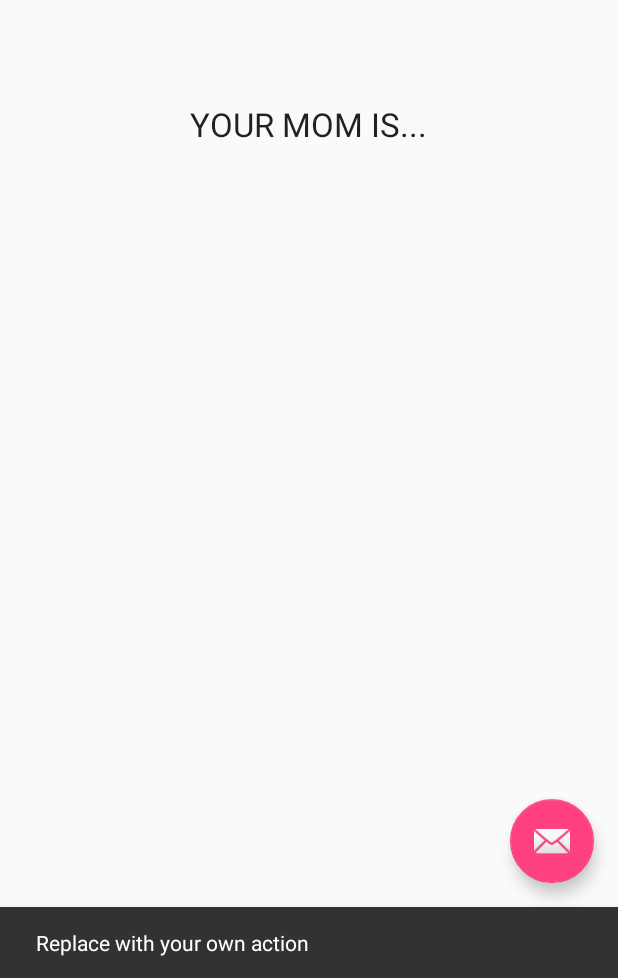
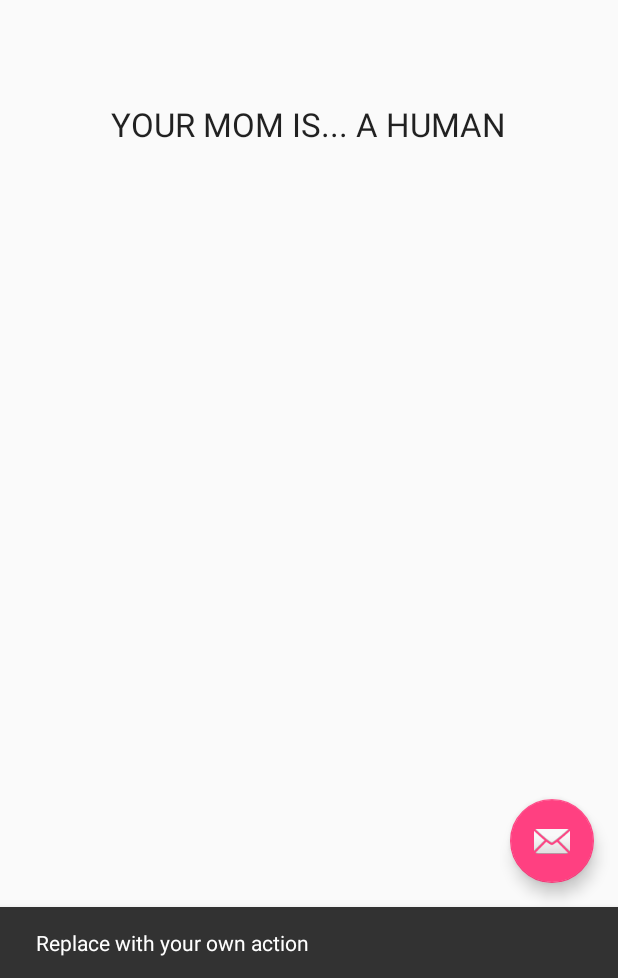
Before and after one commit to kaylebug1/Grade_Calculator, an Android app: the screen it shows after launch (MainActivity), after a tap on an icon or button, on a phone screen of 412 x 824 dp, the part 258-1236 px from its top. Run offline under Robolectric (Android 15) with nearby library versions, the phone set to English and light mode, and no system bars.

Commit message:
This is Steve's merge test 1

```diff
--- a/app/src/main/res/layout/content_main.xml
+++ b/app/src/main/res/layout/content_main.xml
@@ -32,7 +32,7 @@
         android:layout_width="wrap_content"
         android:layout_height="wrap_content"
         android:textAppearance="?android:attr/textAppearanceLarge"
-        android:text="YOUR MOM IS..."
+        android:text="YOUR MOM IS... A HUMAN"
         android:id="@+id/textView3"
         android:layout_below="@+id/textView"
         android:layout_centerHorizontal="true"
```
